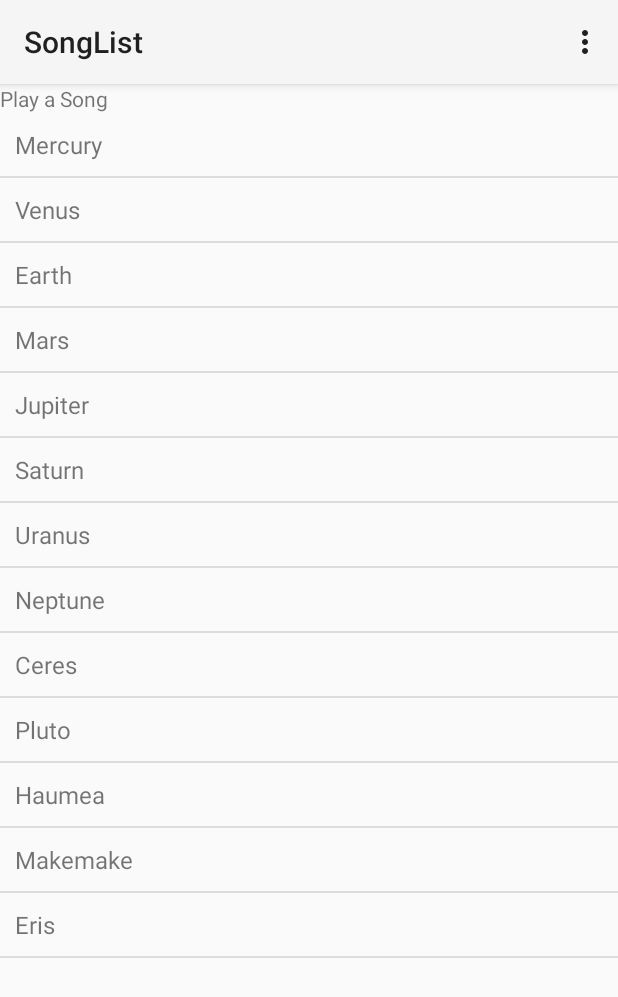
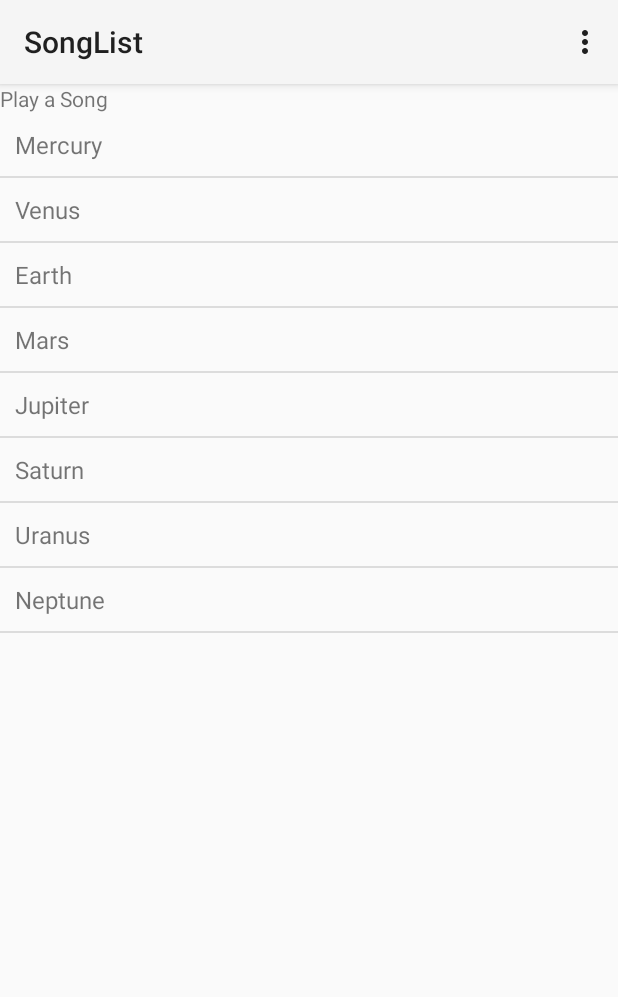
Before and after one commit to zealtron/RPi, an Android app: the SongList screen opened directly, with no data from a screen before it, on a phone screen of 412 x 824 dp. Shown: the top 997 px of the screen. Run offline under Robolectric (Android 15) with nearby library versions, the phone set to English and light mode, and no system bars.

```diff
--- a/app/src/main/java/cs4720furrett/rpimobileproject/SongList.java
+++ b/app/src/main/java/cs4720furrett/rpimobileproject/SongList.java
@@ -39,11 +39,8 @@ public class SongList extends Activity {
         // Add more planets. If you passed a String[] instead of a List<String>
         // into the ArrayAdapter constructor, you must not add more items.
         // Otherwise an exception will occur.
-        listAdapter.add("Ceres");
-        listAdapter.add("Pluto");
-        listAdapter.add("Haumea");
-        listAdapter.add("Makemake");
-        listAdapter.add("Eris");
+        //listAdapter.add("Ceres");
+
 
         // Set the ArrayAdapter as the ListView's adapter.
         mainListView.setAdapter(listAdapter);
```
Also changed, not shown: app/src/main/java/cs4720furrett/rpimobileproject/GameScreen.java (+30 -0 lines), app/src/main/res/songs.json (added, +26 -0 lines).
